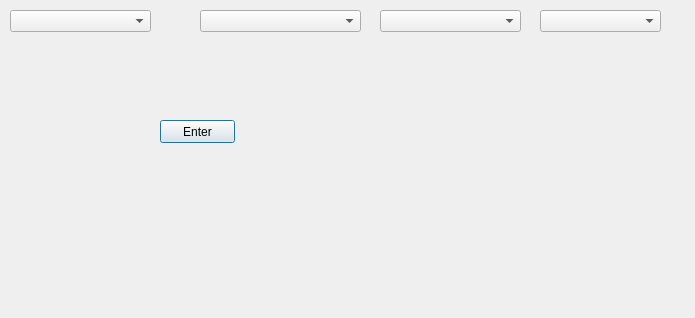
Before: the Qt Designer form dialog.ui in Ajamle/energy-saving-calculator, drawn with Qt 5.
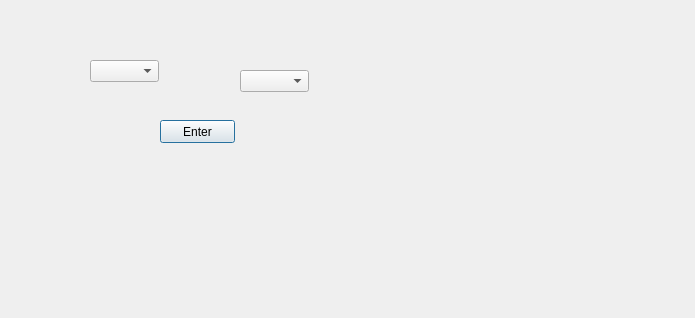
After: the same form once the commit is applied.

Patch:
```diff
--- a/dialog.ui
+++ b/dialog.ui
@@ -13,36 +13,6 @@
   <property name="windowTitle">
    <string>Dialog</string>
   </property>
-  <widget class="QComboBox" name="comboBox">
-   <property name="geometry">
-    <rect>
-     <x>10</x>
-     <y>10</y>
-     <width>141</width>
-     <height>22</height>
-    </rect>
-   </property>
-  </widget>
-  <widget class="QComboBox" name="comboBox_2">
-   <property name="geometry">
-    <rect>
-     <x>200</x>
-     <y>10</y>
-     <width>161</width>
-     <height>22</height>
-    </rect>
-   </property>
-  </widget>
-  <widget class="QComboBox" name="comboBox_4">
-   <property name="geometry">
-    <rect>
-     <x>380</x>
-     <y>10</y>
-     <width>141</width>
-     <height>22</height>
-    </rect>
-   </property>
-  </widget>
   <widget class="QPushButton" name="pushButton">
    <property name="geometry">
     <rect>
@@ -56,15 +26,49 @@
     <string>Enter</string>
    </property>
   </widget>
-  <widget class="QComboBox" name="comboBox_3">
+  <widget class="QComboBox" name="comboBox_5">
    <property name="geometry">
     <rect>
-     <x>540</x>
+     <x>90</x>
+     <y>60</y>
+     <width>69</width>
+     <height>22</height>
+    </rect>
+   </property>
+  </widget>
+  <widget class="QComboBox" name="comboBox_6">
+   <property name="geometry">
+    <rect>
+     <x>240</x>
+     <y>70</y>
+     <width>69</width>
+     <height>22</height>
+    </rect>
+   </property>
+  </widget>
+  <widget class="QWidget" name="">
+   <property name="geometry">
+    <rect>
+     <x>30</x>
      <y>10</y>
-     <width>121</width>
+     <width>296</width>
      <height>22</height>
     </rect>
    </property>
+   <layout class="QHBoxLayout" name="horizontalLayout">
+    <item>
+     <widget class="QComboBox" name="comboBox_3"/>
+    </item>
+    <item>
+     <widget class="QComboBox" name="comboBox_2"/>
+    </item>
+    <item>
+     <widget class="QComboBox" name="comboBox_4"/>
+    </item>
+    <item>
+     <widget class="QComboBox" name="comboBox"/>
+    </item>
+   </layout>
   </widget>
  </widget>
  <layoutdefault spacing="6" margin="11"/>
```
